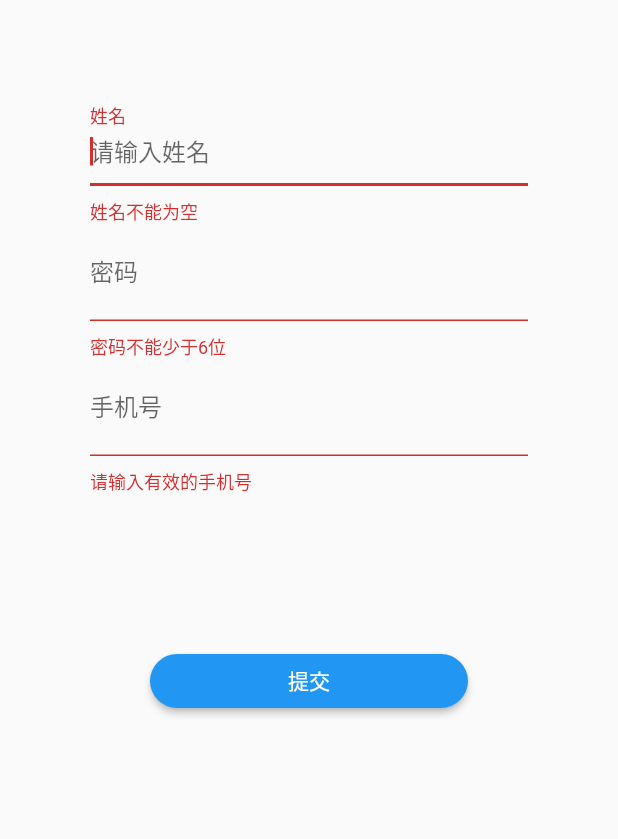
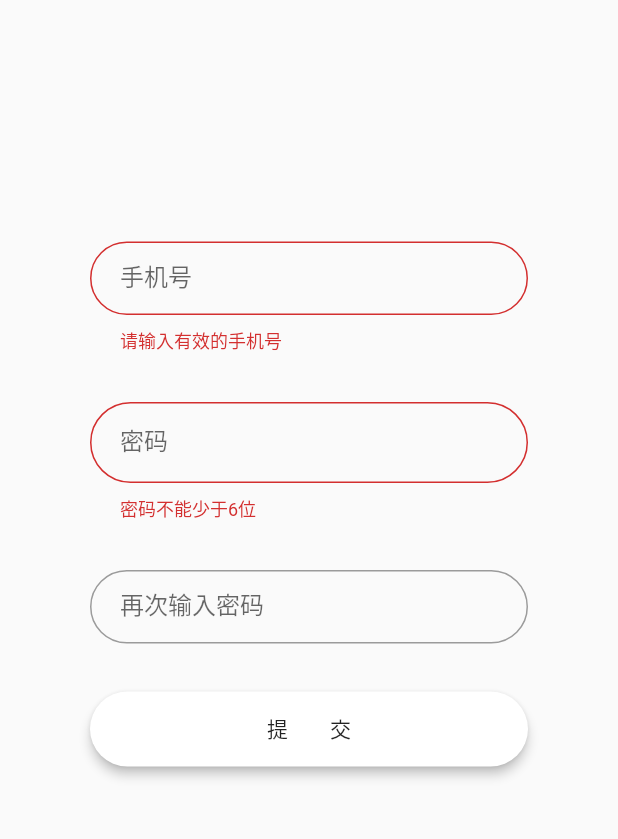
Before and after one commit to mushroomcloud-cc/member-app, a Flutter app: the RegisterPage screen opened by its route, after a tap on "提交", on a phone screen of 412 x 824 dp, the part 228-1067 px from its top. Run offline on Flutter 3.47's test engine with Material 2 defaults, Android fonts, the phone set to English and light mode, and no system bars; our stand-ins replace after_layout, cached_network_image, dio, flutter_spinkit, fluttertoast, shared_preferences; missing offline and left inert: qrcode_reader; accounts and stored records are empty.

Commit message:
modify FormTextFiled style and validator and pop up dialog

```diff
--- a/flutter-client/lib/pages/register_page.dart
+++ b/flutter-client/lib/pages/register_page.dart
@@ -1,4 +1,5 @@
 import 'package:flutter/material.dart';
+import 'package:member_app/styles/common_styles.dart';
 
 class RegisterPage extends StatefulWidget {
   RegisterPage({Key key}) : super(key: key);
@@ -7,12 +8,10 @@ class RegisterPage extends StatefulWidget {
 }
 
 class _RegisterPageState extends State<RegisterPage> {
-  TextEditingController _unameController = new TextEditingController();
   TextEditingController _pwdController = new TextEditingController();
+  TextEditingController _repwdController = new TextEditingController();
   TextEditingController _pnController = new TextEditingController();
   GlobalKey _formKey = new GlobalKey<FormState>();
-
-  bool _checkboxSelected = true;
 
   @override
   Widget build(BuildContext context) {
@@ -48,78 +47,134 @@ class _RegisterPageState extends State<RegisterPage> {
                 ),
               ],
             ),
-            SizedBox(
-              height: 60,
-            ),
+            Expanded(
+              flex: 1,
+              child: Stack(
+                children: <Widget>[
+                  Column(
+                    mainAxisAlignment: MainAxisAlignment.center,
+                    children: <Widget>[
                       Padding(
-              //padding: const EdgeInsets.only(left: 30,right: 30),
                         padding: const EdgeInsets.only(left: 60, right: 60),
                         child: Form(
                           key: _formKey,
-                autovalidate: true,
+                          autovalidate: false,
                           child: Column(
                             children: <Widget>[
                               TextFormField(
-                      autofocus: true,
-                      controller: _unameController,
+                                controller: _pnController,
                                 decoration: InputDecoration(
-                        labelText: "姓名",
-                        hintText: "请输入姓名",
-                        //icon: Icon(Icons.person)
+                                  contentPadding: EdgeInsets.fromLTRB(
+                                      20.0, 15.0, 20.0, 15.0),
+                                  labelText: "手机号",
+                                  border: OutlineInputBorder(
+                                      borderRadius:
+                                          BorderRadius.circular(32.0)),
                                 ),
                                 validator: (v) {
-                        return v.trim().length > 0 ? null : "姓名不能为空";
+                                  return v.trim().length == 11
+                                      ? null
+                                      : "请输入有效的手机号";
                                 },
+                              ),
+                              SizedBox(
+                                height: 32,
                               ),
                               TextFormField(
                                   controller: _pwdController,
                                   decoration: InputDecoration(
+                                    contentPadding: EdgeInsets.fromLTRB(
+                                        20.0, 15.0, 20.0, 15.0),
+                                    border: OutlineInputBorder(
+                                        borderRadius:
+                                            BorderRadius.circular(32.0)),
                                     labelText: "密码",
-                          hintText: "请输入密码",
-                          //icon: Icon(Icons.lock)
+                                    hintText: "请输入至少6位密码",
                                   ),
                                   obscureText: true,
                                   validator: (v) {
-                          return v.trim().length > 5 ? null : "密码不能少于6位";
+                                    return v.trim().length > 5
+                                        ? null
+                                        : "密码不能少于6位";
                                   }),
+                              SizedBox(
+                                height: 32,
+                              ),
                               TextFormField(
-                      controller: _pnController,
+                                  controller: _repwdController,
                                   decoration: InputDecoration(
-                        labelText: "手机号",
-                        hintText: "请输入手机号",
-                        //icon: Icon(Icons.phone)
+                                    contentPadding: EdgeInsets.fromLTRB(
+                                        20.0, 15.0, 20.0, 15.0),
+                                    border: OutlineInputBorder(
+                                        borderRadius:
+                                            BorderRadius.circular(32.0)),
+                                    labelText: "再次输入密码",
                                   ),
-                      validator: (v) {
-                        return v.trim().length > 10 ? null : "请输入有效的手机号";
-                      },
-                    ),
+                                  obscureText: true,
+                                  validator: (_) {
+                                    if (_repwdController.text !=
+                                        _pwdController.text) {
+                                      return "两次输入的密码不同";
+                                    }
+                                  }),
                             ],
                           ),
                         ),
                       ),
                       SizedBox(
-              height: 100,
+                        height: 32,
                       ),
                       Padding(
-                padding: const EdgeInsets.only(right: 100, left: 100),
-                child: Row(
-                  children: <Widget>[
-                    Expanded(
+                        padding: const EdgeInsets.only(right: 60, left: 60),
+                        child: SizedBox(
+                          width: MediaQuery.of(context).size.width,
+                          height: 50,
                           child: RaisedButton(
-                        child: Text("提交"),
-                        color: Theme.of(context).primaryColor,
-                        textColor: Colors.white,
+                            child: Text("提交", style: buttonTextStyle),
+                            elevation: 3,
+                            color: Colors.white,
                             shape: RoundedRectangleBorder(
-                            borderRadius: BorderRadius.circular(20)),
+                                borderRadius: BorderRadius.circular(32)),
                             onPressed: () {
-                          if ((_formKey.currentState as FormState).validate()) {
-                            Navigator.pushNamed(context, '/login');
+                              if ((_formKey.currentState as FormState)
+                                  .validate()) {
+                                showDialog<Null>(
+                                  context: context,
+                                  barrierDismissible: false,
+                                  builder: (BuildContext context) {
+                                    return new AlertDialog(
+                                      title: new Text(
+                                        '恭喜注册成功',
+                                        textAlign: TextAlign.center,
+                                      ),
+                                      content: Text(
+                                        '请登录账号并修改个人信息',
+                                        textAlign: TextAlign.center,
+                                      ),
+                                      actions: <Widget>[
+                                        FlatButton(
+                                          child: Text('确定'),
+                                          onPressed: () {
+                                            Navigator.pushNamed(
+                                                context, '/login');
+                                          },
+                                        ),
+                                      ],
+                                    );
+                                  },
+                                ).then((val) {
+                                  print(val);
+                                });
                               }
                             },
                           ),
+                        ),
+                      ),
+                    ],
+                  ),
+                ],
+              ),
             )
-                  ],
-                )),
           ],
         ),
       ),
```
Lines whose indentation alone changed are shown as unchanged.
